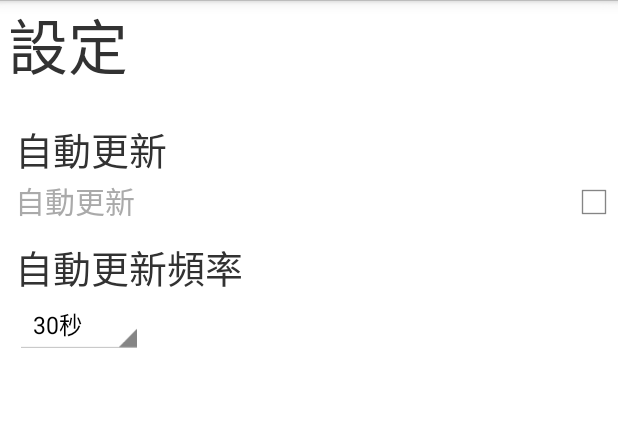
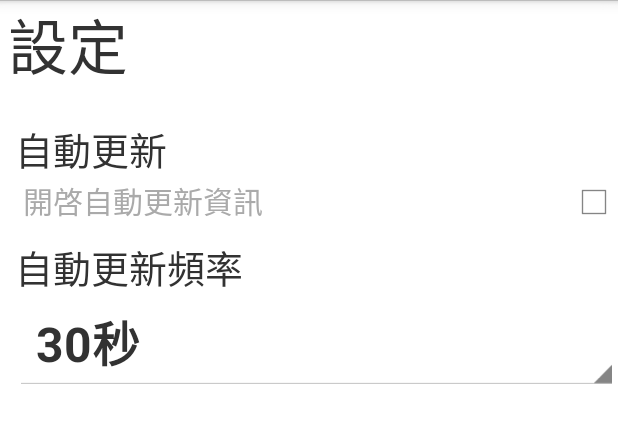
Before and after one commit to rewind927/kknews, an Android app: the fragment SettingFragment shown on its own in the app's theme, on a phone screen of 412 x 824 dp, the part 72-515 px from its top. Run offline under Robolectric (Android 15) with nearby library versions, the phone set to English and light mode, and no system bars.

Commit message:
refine ui layout

```diff
--- a/app/src/main/java/com/kknews/activity/MyActivity.java
+++ b/app/src/main/java/com/kknews/activity/MyActivity.java
@@ -57,8 +57,9 @@ public class MyActivity extends FragmentActivity implements TabHost.OnTabChangeL
 				if (fm.getBackStackEntryCount() > 0) {
 					fm.popBackStack();
 				}
+				break;
 		}
-		return true;
+		return false;
 	}
 
 	@Override
--- a/app/src/main/java/com/kknews/fragment/PersonalFragment.java
+++ b/app/src/main/java/com/kknews/fragment/PersonalFragment.java
@@ -150,6 +150,7 @@ public class PersonalFragment extends Fragment {
 			menu.findItem(R.id.action_add_file).setVisible(true);
 			menu.findItem(R.id.action_delete_file).setVisible(true);
 		}
+		super.onCreateOptionsMenu(menu,inflater);
 	}
 
 	@Override
--- a/app/src/main/java/com/kknews/fragment/SettingFragment.java
+++ b/app/src/main/java/com/kknews/fragment/SettingFragment.java
@@ -36,7 +36,8 @@ public class SettingFragment extends Fragment {
 			}
 		});
 		Spinner spinnerChoiceTime = (Spinner) view.findViewById(R.id.spinner_choice_time);
-		ArrayAdapter spinnerAdapter = new ArrayAdapter<String>(getActivity(), android.R.layout.simple_spinner_item, mSpinnerText);
+		ArrayAdapter spinnerAdapter = new ArrayAdapter<String>(getActivity(),R.layout.layout_spinner, mSpinnerText);
+		spinnerAdapter.setDropDownViewResource(R.layout.layout_spinner);
 		spinnerChoiceTime.setAdapter(spinnerAdapter);
 		spinnerChoiceTime.setOnItemSelectedListener(new AdapterView.OnItemSelectedListener() {
 			@Override
--- a/app/src/main/res/layout/activity_my.xml
+++ b/app/src/main/res/layout/activity_my.xml
@@ -9,6 +9,7 @@
 			android:id="@android:id/tabhost"
 			android:layout_width="fill_parent"
 			android:layout_height="fill_parent"
+			android:background="#f0f0f0"
 			>
 
 		<RelativeLayout
--- a/app/src/main/res/layout/item.xml
+++ b/app/src/main/res/layout/item.xml
@@ -8,7 +8,7 @@
 			android:id="@+id/text_title"
 			android:layout_width="wrap_content"
 			android:layout_height="wrap_content"
-			android:textSize="30sp"
+			android:textSize="35sp"
 			android:layout_marginLeft="10dp"
 			android:text="@string/hot"/>
 
--- a/app/src/main/res/layout/layout_setting.xml
+++ b/app/src/main/res/layout/layout_setting.xml
@@ -30,9 +30,9 @@
 			android:id="@+id/text_description_auto_refresh"
 			android:layout_width="match_parent"
 			android:layout_height="wrap_content"
-			android:layout_marginLeft="10dp"
-			android:layout_marginRight="10dp"
-			android:text="@string/setting_auto_refresh"
+			android:layout_marginLeft="15dp"
+			android:layout_marginRight="15dp"
+			android:text="@string/setting_auto_refresh_description"
 			android:textSize="20sp"
 			android:textColor="@android:color/darker_gray"
 			android:layout_below="@+id/text_title_auto_refresh"/>
@@ -56,7 +56,7 @@
 			android:textSize="25sp"/>
 
 	<Spinner
-			android:layout_width="wrap_content"
+			android:layout_width="match_parent"
 			android:layout_height="wrap_content"
 			android:id="@+id/spinner_choice_time"
 			android:layout_below="@+id/text_title_auto_refresh_frequency"
--- /dev/null
+++ b/app/src/main/res/layout/layout_spinner.xml
@@ -0,0 +1,11 @@
+<?xml version="1.0" encoding="utf-8"?>
+<TextView xmlns:android="http://schemas.android.com/apk/res/android"
+		  android:id="@android:id/text1"
+		  android:layout_width="match_parent"
+		  android:layout_height="wrap_content"
+		  android:ellipsize="marquee"
+		  android:paddingLeft="10dip"
+		  android:singleLine="true"
+		  android:textSize="32sp"
+		  android:textStyle="bold" >
+</TextView>
```
Also changed, not shown: app/src/main/java/com/kknews/fragment/HotContentFragment.java (+9 -7 lines), app/src/main/java/com/kknews/fragment/PersonalContentFragment.java (+15 -6 lines).
